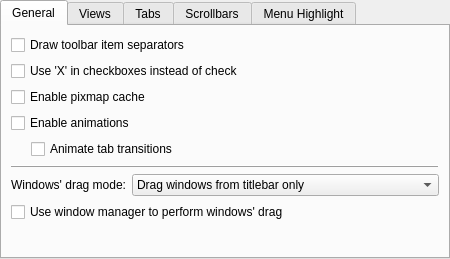
This is kstyles/oxygen/config/ui/oxygenstyleconfig.ui in mgottschlag/kwin-tiling as Qt 5 draws it before an edit. The edited form follows.
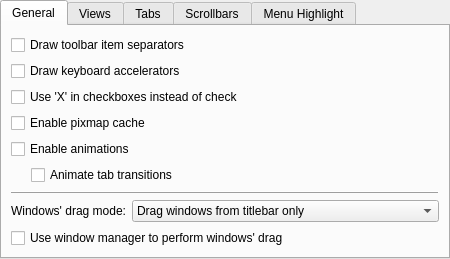
This is the edited form. Custom widgets are drawn as their Qt base class.

Commit message: Added 'expert' option to disable keyboard accelerators. BUG: 249787

```diff
--- a/kstyles/oxygen/config/ui/oxygenstyleconfig.ui
+++ b/kstyles/oxygen/config/ui/oxygenstyleconfig.ui
@@ -52,21 +52,21 @@
          </property>
         </widget>
        </item>
-       <item row="1" column="0">
+       <item row="2" column="0">
         <widget class="QCheckBox" name="_checkDrawX">
          <property name="text">
           <string>Use 'X' in checkboxes instead of check</string>
          </property>
         </widget>
        </item>
-       <item row="3" column="0">
+       <item row="4" column="0">
         <widget class="QCheckBox" name="_animationsEnabled">
          <property name="text">
           <string>Enable animations</string>
          </property>
         </widget>
        </item>
-       <item row="4" column="0">
+       <item row="5" column="0">
         <widget class="QWidget" name="_stackedTransitionWidget" native="true">
          <layout class="QHBoxLayout" name="horizontalLayout_2">
           <property name="margin">
@@ -104,7 +104,7 @@
          </layout>
         </widget>
        </item>
-       <item row="5" column="0">
+       <item row="6" column="0">
         <widget class="QWidget" name="_generalExpertWidget" native="true">
          <layout class="QGridLayout" name="gridLayout">
           <property name="margin">
@@ -168,7 +168,7 @@
          </layout>
         </widget>
        </item>
-       <item row="6" column="0">
+       <item row="7" column="0">
         <spacer name="verticalSpacer_4">
          <property name="orientation">
           <enum>Qt::Vertical</enum>
@@ -181,13 +181,20 @@
          </property>
         </spacer>
        </item>
-       <item row="2" column="0">
+       <item row="3" column="0">
         <widget class="QCheckBox" name="_cacheEnabled">
          <property name="text">
           <string>Enable pixmap cache</string>
          </property>
         </widget>
        </item>
+       <item row="1" column="0">
+        <widget class="QCheckBox" name="_showMnemonics">
+         <property name="text">
+          <string>Draw keyboard accelerators</string>
+         </property>
+        </widget>
+       </item>
       </layout>
      </widget>
      <widget class="QWidget" name="tab_2">
```
The commit also changes 5 other files.
